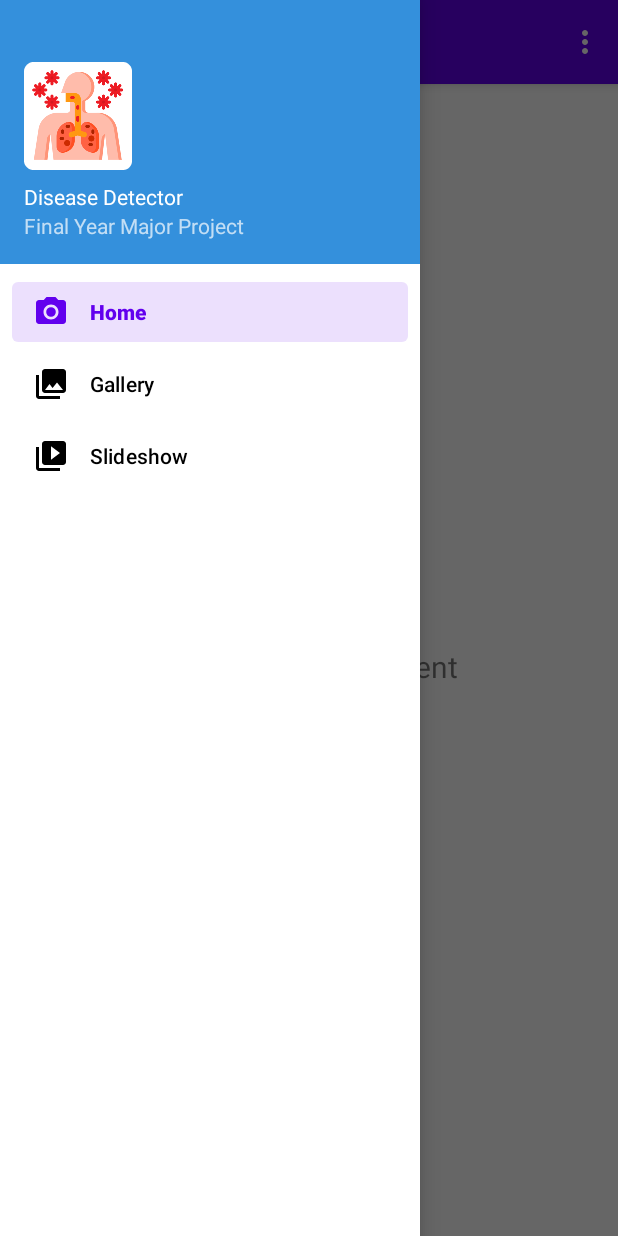
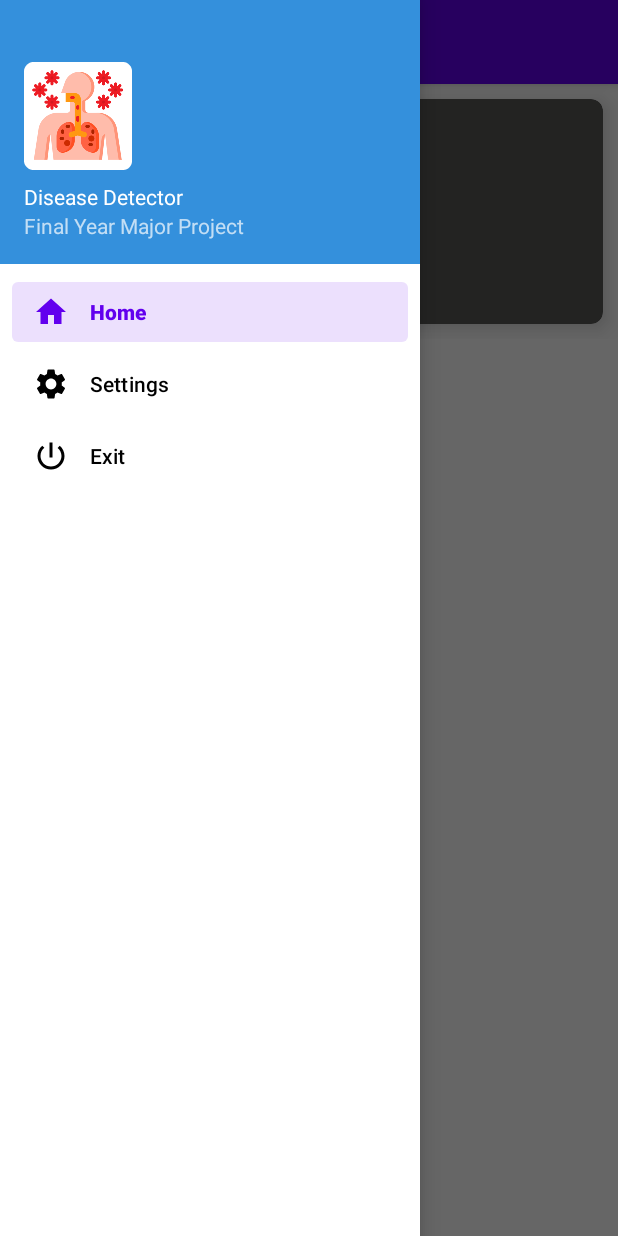
Before and after one commit to RamHaridas/Disease-Detector, an Android app: the screen it shows after launch (MainActivity), with the side drawer open, on a phone screen of 412 x 824 dp. Run offline under Robolectric (Android 15) with nearby library versions, the phone set to English and light mode, and no system bars; our stand-ins replace navigation-ui.

Commit message:
Ram Haridas

```diff
--- a/app/src/main/java/com/example/diseasedetector/ui/home/HomeFragment.java
+++ b/app/src/main/java/com/example/diseasedetector/ui/home/HomeFragment.java
@@ -16,20 +16,12 @@
 
 public class HomeFragment extends Fragment {
 
-    private HomeViewModel homeViewModel;
 
+    View root;
     public View onCreateView(@NonNull LayoutInflater inflater,
                              ViewGroup container, Bundle savedInstanceState) {
-        homeViewModel =
-                new ViewModelProvider(this).get(HomeViewModel.class);
-        View root = inflater.inflate(R.layout.fragment_home, container, false);
-        final TextView textView = root.findViewById(R.id.text_home);
-        homeViewModel.getText().observe(getViewLifecycleOwner(), new Observer<String>() {
-            @Override
-            public void onChanged(@Nullable String s) {
-                textView.setText(s);
-            }
-        });
+
+        root = inflater.inflate(R.layout.fragment_home, container, false);
         return root;
     }
 }
--- /dev/null
+++ b/app/src/main/res/drawable/ic_baseline_home_24.xml
@@ -0,0 +1,5 @@
+<vector android:height="24dp" android:tint="#FFFFFF"
+    android:viewportHeight="24" android:viewportWidth="24"
+    android:width="24dp" xmlns:android="http://schemas.android.com/apk/res/android">
+    <path android:fillColor="@android:color/white" android:pathData="M10,20v-6h4v6h5v-8h3L12,3 2,12h3v8z"/>
+</vector>
--- /dev/null
+++ b/app/src/main/res/drawable/ic_baseline_power_settings_new_24.xml
@@ -0,0 +1,5 @@
+<vector android:height="24dp" android:tint="#FFFFFF"
+    android:viewportHeight="24" android:viewportWidth="24"
+    android:width="24dp" xmlns:android="http://schemas.android.com/apk/res/android">
+    <path android:fillColor="@android:color/white" android:pathData="M13,3h-2v10h2L13,3zM17.83,5.17l-1.42,1.42C17.99,7.86 19,9.81 19,12c0,3.87 -3.13,7 -7,7s-7,-3.13 -7,-7c0,-2.19 1.01,-4.14 2.58,-5.42L6.17,5.17C4.23,6.82 3,9.26 3,12c0,4.97 4.03,9 9,9s9,-4.03 9,-9c0,-2.74 -1.23,-5.18 -3.17,-6.83z"/>
+</vector>
--- /dev/null
+++ b/app/src/main/res/drawable/ic_baseline_settings_24.xml
@@ -0,0 +1,5 @@
+<vector android:height="24dp" android:tint="#FFFFFF"
+    android:viewportHeight="24" android:viewportWidth="24"
+    android:width="24dp" xmlns:android="http://schemas.android.com/apk/res/android">
+    <path android:fillColor="@android:color/white" android:pathData="M19.14,12.94c0.04,-0.3 0.06,-0.61 0.06,-0.94c0,-0.32 -0.02,-0.64 -0.07,-0.94l2.03,-1.58c0.18,-0.14 0.23,-0.41 0.12,-0.61l-1.92,-3.32c-0.12,-0.22 -0.37,-0.29 -0.59,-0.22l-2.39,0.96c-0.5,-0.38 -1.03,-0.7 -1.62,-0.94L14.4,2.81c-0.04,-0.24 -0.24,-0.41 -0.48,-0.41h-3.84c-0.24,0 -0.43,0.17 -0.47,0.41L9.25,5.35C8.66,5.59 8.12,5.92 7.63,6.29L5.24,5.33c-0.22,-0.08 -0.47,0 -0.59,0.22L2.74,8.87C2.62,9.08 2.66,9.34 2.86,9.48l2.03,1.58C4.84,11.36 4.8,11.69 4.8,12s0.02,0.64 0.07,0.94l-2.03,1.58c-0.18,0.14 -0.23,0.41 -0.12,0.61l1.92,3.32c0.12,0.22 0.37,0.29 0.59,0.22l2.39,-0.96c0.5,0.38 1.03,0.7 1.62,0.94l0.36,2.54c0.05,0.24 0.24,0.41 0.48,0.41h3.84c0.24,0 0.44,-0.17 0.47,-0.41l0.36,-2.54c0.59,-0.24 1.13,-0.56 1.62,-0.94l2.39,0.96c0.22,0.08 0.47,0 0.59,-0.22l1.92,-3.32c0.12,-0.22 0.07,-0.47 -0.12,-0.61L19.14,12.94zM12,15.6c-1.98,0 -3.6,-1.62 -3.6,-3.6s1.62,-3.6 3.6,-3.6s3.6,1.62 3.6,3.6S13.98,15.6 12,15.6z"/>
+</vector>
--- a/app/src/main/res/menu/activity_main_drawer.xml
+++ b/app/src/main/res/menu/activity_main_drawer.xml
@@ -6,15 +6,15 @@
     <group android:checkableBehavior="single">
         <item
             android:id="@+id/nav_home"
-            android:icon="@drawable/ic_menu_camera"
+            android:icon="@drawable/ic_baseline_home_24"
             android:title="@string/menu_home" />
         <item
             android:id="@+id/nav_gallery"
-            android:icon="@drawable/ic_menu_gallery"
+            android:icon="@drawable/ic_baseline_settings_24"
             android:title="@string/menu_gallery" />
         <item
             android:id="@+id/nav_slideshow"
-            android:icon="@drawable/ic_menu_slideshow"
+            android:icon="@drawable/ic_baseline_power_settings_new_24"
             android:title="@string/menu_slideshow" />
     </group>
 </menu>
--- a/app/src/main/res/menu/main.xml
+++ b/app/src/main/res/menu/main.xml
@@ -5,5 +5,6 @@
         android:id="@+id/action_settings"
         android:orderInCategory="100"
         android:title="@string/action_settings"
+        android:visible="false"
         app:showAsAction="never" />
 </menu>
--- a/app/src/main/res/values/strings.xml
+++ b/app/src/main/res/values/strings.xml
@@ -8,8 +8,8 @@
     <string name="action_settings">Settings</string>
 
     <string name="menu_home">Home</string>
-    <string name="menu_gallery">Gallery</string>
-    <string name="menu_slideshow">Slideshow</string>
+    <string name="menu_gallery">Settings</string>
+    <string name="menu_slideshow">Exit</string>
 
     <string name="title">Final Year Major Project</string>
 </resources>
```
Also changed, not shown: app/src/main/res/layout/fragment_home.xml (+13 -14 lines).
